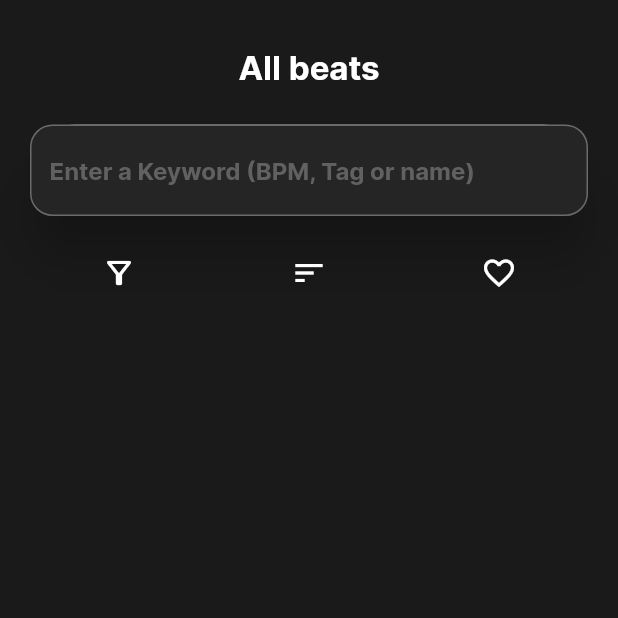
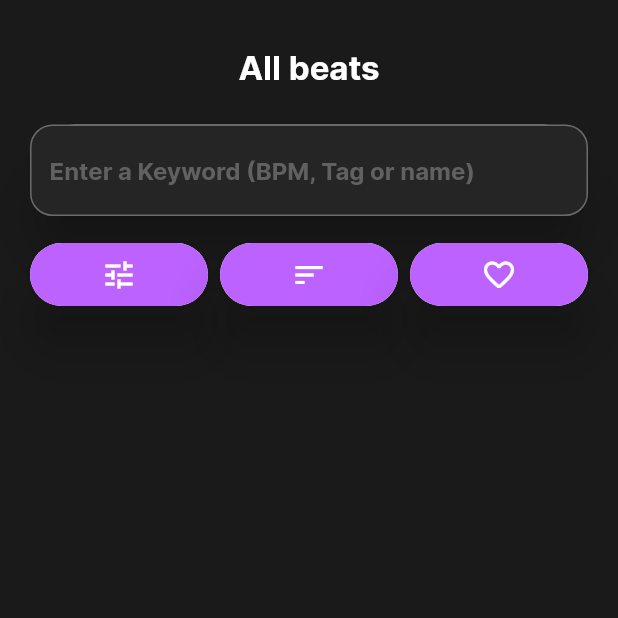
Before and after one commit to norbertwrzos/808store, a Flutter app: the AllBeats screen opened directly, on a phone screen of 412 x 824 dp, the top half of it. Run offline on Flutter 3.47's test engine with Material 2 defaults, Android fonts, the phone set to English and light mode, and no system bars; our stand-ins replace google_nav_bar.

Commit message:
added filter buttons

```diff
--- a/808store/beat_store/lib/components/icon_button.dart
+++ b/808store/beat_store/lib/components/icon_button.dart
@@ -3,17 +3,18 @@ import 'dart:ui';
 import 'package:flutter/material.dart';
 
 class MyIconButton extends StatelessWidget {
-  MyIconButton(
-      {super.key,
-      required this.onPressed,
-      required this.width,
-      required this.height,
-      required this.icontype});
+  MyIconButton({
+    super.key,
+    required this.onPressed,
+    required this.width,
+    required this.height,
+    required this.myWidgetBuilder,
+  });
 
   void Function()? onPressed;
   final double width;
   final double height;
-  final IconData icontype;
+  final Widget Function() myWidgetBuilder;
 
   @override
   Widget build(BuildContext context) {
@@ -25,7 +26,7 @@ class MyIconButton extends StatelessWidget {
             shape:
                 RoundedRectangleBorder(borderRadius: BorderRadius.circular(37)),
             child: TextButton(
-                child: Icon(icontype),
+                child: myWidgetBuilder(),
                 style: ButtonStyle(
                     fixedSize: MaterialStateProperty.all(const Size(150, 20)),
                     shape: MaterialStateProperty.all<RoundedRectangleBorder>(
--- a/808store/beat_store/lib/screens/all_beats.dart
+++ b/808store/beat_store/lib/screens/all_beats.dart
@@ -41,21 +41,28 @@ class AllBeats extends StatelessWidget {
             children: [
               Expanded(
                   flex: 1,
-                  child: IconButton(
-                      icon: Icon(Icons.filter_alt_outlined),
-                      color: Colors.white,
+                  child: MyIconButton(
+                      height: 50,
+                      width: 120,
+                      myWidgetBuilder: () =>
+                          const Icon(Icons.tune, color: Colors.white),
                       onPressed: (() {}))),
               Expanded(
                   flex: 1,
-                  child: IconButton(
-                      icon: Icon(Icons.sort),
-                      color: Colors.white,
+                  child: MyIconButton(
+                      height: 50,
+                      width: 120,
+                      myWidgetBuilder: () =>
+                          const Icon(Icons.sort, color: Colors.white),
                       onPressed: (() {}))),
               Expanded(
                   flex: 1,
-                  child: IconButton(
-                      icon: Icon(Icons.favorite_outline_outlined),
-                      color: Colors.white,
+                  child: MyIconButton(
+                      height: 50,
+                      width: 120,
+                      myWidgetBuilder: () => const Icon(
+                          Icons.favorite_outline_rounded,
+                          color: Colors.white),
                       onPressed: (() {}))),
             ],
           ),
```
